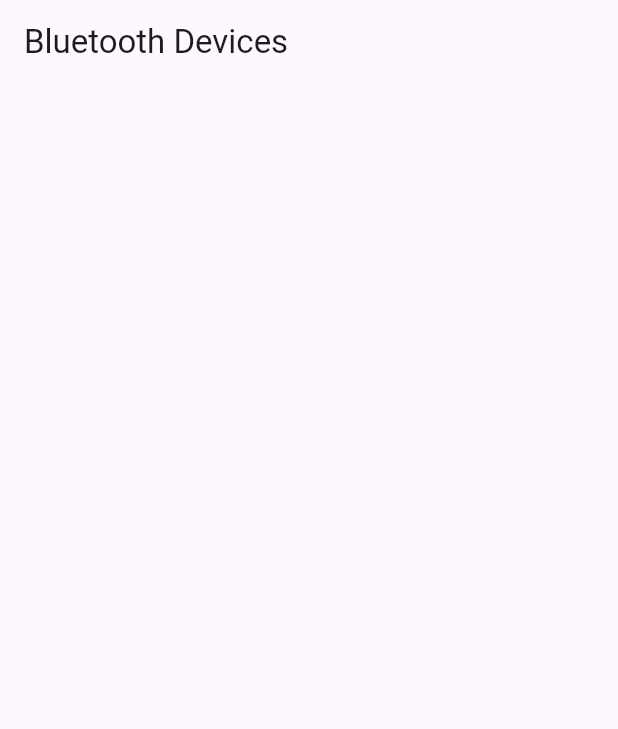
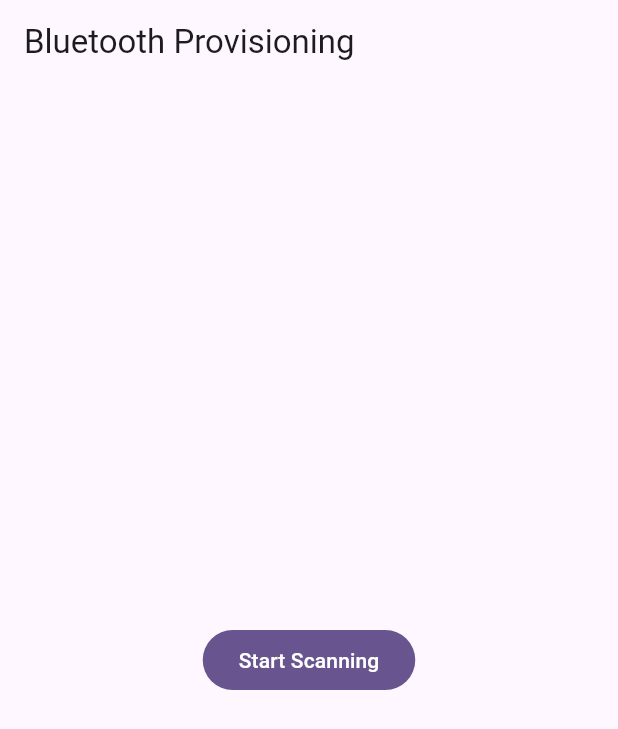
Before and after one commit to viamrobotics/viam_flutter_provisioning, a Flutter app: the screen it shows after launch, on a phone screen of 412 x 824 dp. Shown: the top 729 px of the screen. Run offline on Flutter 3.47's test engine with Material 3 defaults, Android fonts, the phone set to English and light mode, and no system bars; missing offline and left inert: blev.

Commit message:
add a start screen to test when permission asked for

```diff
--- a/viam_example_app/lib/main.dart
+++ b/viam_example_app/lib/main.dart
@@ -1,7 +1,6 @@
 import 'package:flutter/material.dart';
-import 'package:viam_flutter_provisioning/viam_bluetooth_provisioning.dart';
 
-import 'home_screen.dart';
+import 'start_screen.dart';
 
 void main() {
   runApp(const MyApp());
@@ -18,7 +17,7 @@ class MyApp extends StatelessWidget {
         colorScheme: ColorScheme.fromSeed(seedColor: Colors.deepPurple),
         useMaterial3: true,
       ),
-      home: HomeScreen(provisioning: ViamBluetoothProvisioning()),
+      home: const StartScreen(),
     );
   }
 }
--- a/viam_example_app/lib/home_screen.dart
+++ b/viam_example_app/lib/scanning_screen.dart
@@ -5,16 +5,15 @@ import 'package:viam_flutter_provisioning/viam_bluetooth_provisioning.dart';
 
 import 'provision_peripheral_screen.dart';
 
-class HomeScreen extends StatefulWidget {
-  const HomeScreen({super.key, required this.provisioning});
-
-  final ViamBluetoothProvisioning provisioning;
+class ScanningScreen extends StatefulWidget {
+  const ScanningScreen({super.key});
 
   @override
-  State<HomeScreen> createState() => _HomeScreen();
+  State<ScanningScreen> createState() => _ScanningScreen();
 }
 
-class _HomeScreen extends State<HomeScreen> {
+class _ScanningScreen extends State<ScanningScreen> {
+  final ViamBluetoothProvisioning _provisioning = ViamBluetoothProvisioning();
   StreamSubscription<DiscoveredBlePeripheral>? _scanSubscription;
   final Set<String> _deviceIds = {};
   List<DiscoveredBlePeripheral> _uniqueDevices = [];
@@ -33,7 +32,7 @@ class _HomeScreen extends State<HomeScreen> {
   }
 
   void _initialize() async {
-    await widget.provisioning.initialize(poweredOn: (poweredOn) {
+    await _provisioning.initialize(poweredOn: (poweredOn) {
       if (poweredOn) {
         _startScan();
       }
@@ -41,7 +40,7 @@ class _HomeScreen extends State<HomeScreen> {
   }
 
   void _startScan() {
-    _scanSubscription = widget.provisioning.scanForPeripherals().listen((device) {
+    _scanSubscription = _provisioning.scanForPeripherals().listen((device) {
       setState(() {
         if (!_deviceIds.contains(device.id)) {
           _deviceIds.add(device.id);
@@ -62,7 +61,7 @@ class _HomeScreen extends State<HomeScreen> {
       _isConnecting = true;
     });
     try {
-      final connectedPeripheral = await widget.provisioning.connectToPeripheral(device);
+      final connectedPeripheral = await _provisioning.connectToPeripheral(device);
       _pushToConnectedScreen(connectedPeripheral);
     } catch (e) {
       print(e);
--- /dev/null
+++ b/viam_example_app/lib/start_screen.dart
@@ -0,0 +1,21 @@
+import 'package:flutter/material.dart';
+import 'scanning_screen.dart';
+
+class StartScreen extends StatelessWidget {
+  const StartScreen({super.key});
+
+  @override
+  Widget build(BuildContext context) {
+    return Scaffold(
+      appBar: AppBar(
+        title: const Text('Bluetooth Provisioning'),
+      ),
+      body: Center(
+        child: FilledButton(
+          onPressed: () => Navigator.push(context, MaterialPageRoute(builder: (context) => ScanningScreen())),
+          child: const Text('Start Scanning'),
+        ),
+      ),
+    );
+  }
+}
```
Also changed, not shown: 1 other file.
